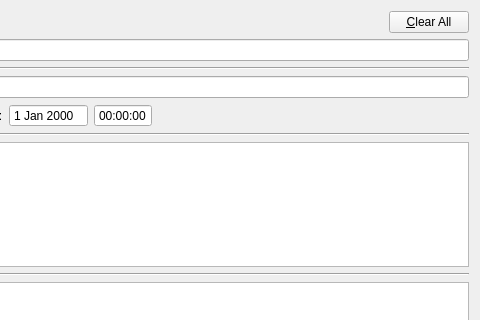
This is plugins/spimb040/qfespimb040experimentdescription.ui in jkriege2/QuickFit3 as Qt 5 draws it before an edit; both pictures show x 458 to 938 and y 0 to 320 of the 938 by 418 pixel window. The edited form follows.
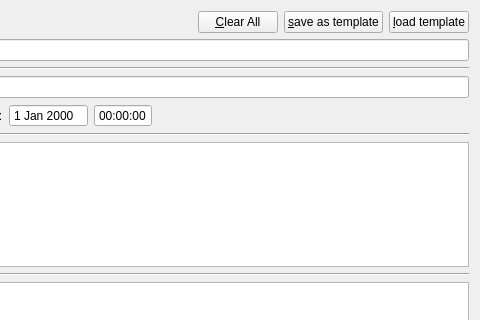
This is the edited form. Icons and pictures are not drawn.

Commit message: QuickFit3/SPIMB040: implemented saving and loading experiment description as template file

```diff
--- a/plugins/spimb040/qfespimb040experimentdescription.ui
+++ b/plugins/spimb040/qfespimb040experimentdescription.ui
@@ -70,6 +70,50 @@
        <property name="text">
         <string>&amp;Clear All</string>
        </property>
+       <property name="icon">
+        <iconset resource="spimb040.qrc">
+         <normaloff>:/spimb040/clear_all.png</normaloff>:/spimb040/clear_all.png</iconset>
+       </property>
+       <property name="iconSize">
+        <size>
+         <width>16</width>
+         <height>16</height>
+        </size>
+       </property>
+      </widget>
+     </item>
+     <item>
+      <widget class="QPushButton" name="btnSaveTemplate">
+       <property name="text">
+        <string>&amp;save as template</string>
+       </property>
+       <property name="icon">
+        <iconset resource="spimb040.qrc">
+         <normaloff>:/spimb040/template_save.png</normaloff>:/spimb040/template_save.png</iconset>
+       </property>
+       <property name="iconSize">
+        <size>
+         <width>16</width>
+         <height>16</height>
+        </size>
+       </property>
+      </widget>
+     </item>
+     <item>
+      <widget class="QPushButton" name="btnLoadTemplate">
+       <property name="text">
+        <string>&amp;load template</string>
+       </property>
+       <property name="icon">
+        <iconset resource="spimb040.qrc">
+         <normaloff>:/spimb040/template_open.png</normaloff>:/spimb040/template_open.png</iconset>
+       </property>
+       <property name="iconSize">
+        <size>
+         <width>16</width>
+         <height>16</height>
+        </size>
+       </property>
       </widget>
      </item>
     </layout>
```
Left out of the diff: 30 changed lines with no effect on the pictures. The commit also changes 6 other files.
